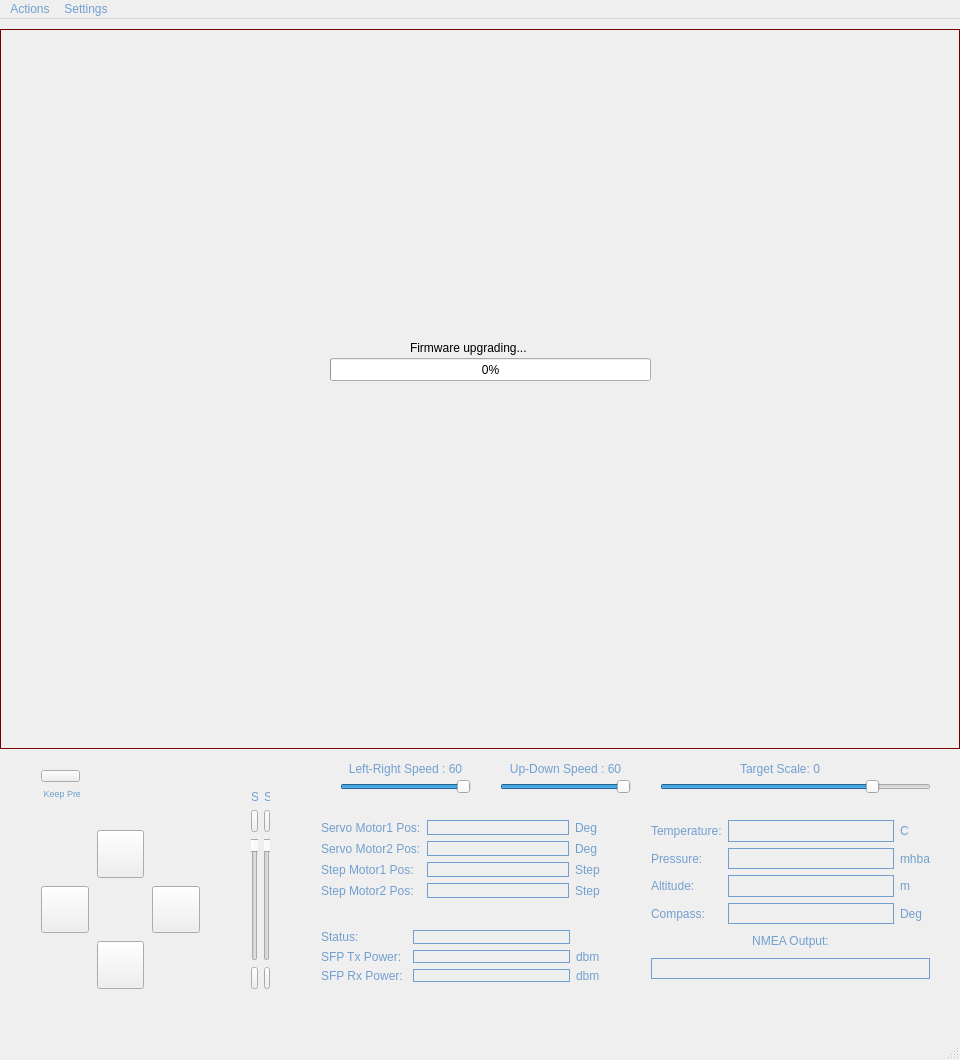
First picture: the form in RemoteApptics/mainwindow.ui, repository electronicengine/OKATEM_PRIVATE, before the edit.
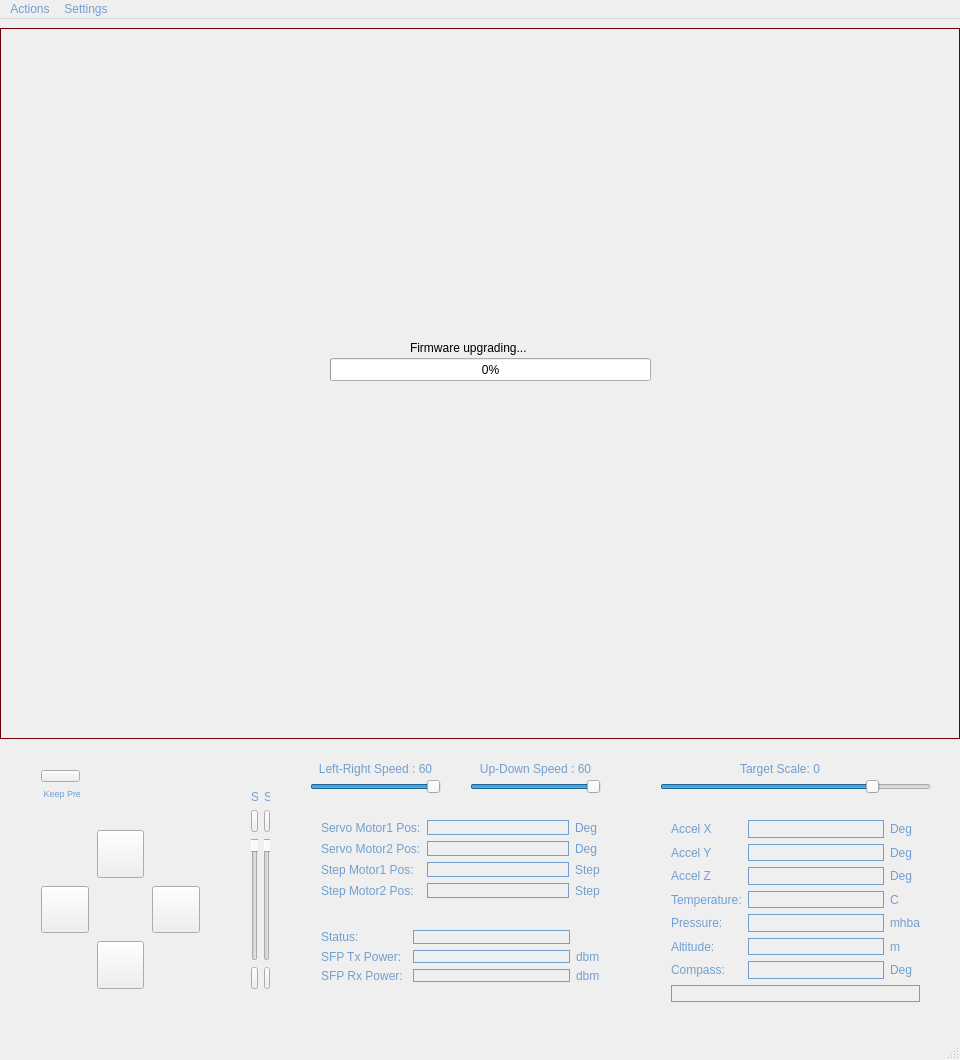
Second picture: the form after the edit. Icons and pictures are not drawn.

The edit to the form file:
```diff
--- a/RemoteApptics/mainwindow.ui
+++ b/RemoteApptics/mainwindow.ui
@@ -30,9 +30,9 @@
     <property name="geometry">
      <rect>
       <x>0</x>
-      <y>10</y>
+      <y>9</y>
       <width>960</width>
-      <height>720</height>
+      <height>711</height>
      </rect>
     </property>
     <property name="mouseTracking">
@@ -298,26 +298,32 @@
    <widget class="QWidget" name="gridLayoutWidget_3">
     <property name="geometry">
      <rect>
-      <x>640</x>
+      <x>660</x>
       <y>790</y>
-      <width>301</width>
-      <height>181</height>
+      <width>271</width>
+      <height>204</height>
      </rect>
     </property>
     <layout class="QGridLayout" name="sensor_layout">
-     <item row="3" column="0">
-      <widget class="QLabel" name="label_12">
+     <item row="0" column="0">
+      <widget class="QLabel" name="label_26">
+       <property name="sizePolicy">
+        <sizepolicy hsizetype="Fixed" vsizetype="Preferred">
+         <horstretch>0</horstretch>
+         <verstretch>0</verstretch>
+        </sizepolicy>
+       </property>
        <property name="styleSheet">
         <string notr="true">color: rgb(114, 159, 207);
 background-color: transparent;
 </string>
        </property>
        <property name="text">
-        <string>Compass:</string>
+        <string>Accel X</string>
        </property>
       </widget>
      </item>
-     <item row="1" column="1">
+     <item row="4" column="1">
       <widget class="QLabel" name="pressure_label">
        <property name="autoFillBackground">
         <bool>false</bool>
@@ -341,7 +347,53 @@
        </property>
       </widget>
      </item>
-     <item row="1" column="2">
+     <item row="6" column="2">
+      <widget class="QLabel" name="label_24">
+       <property name="styleSheet">
+        <string notr="true">color: rgb(114, 159, 207);
+background-color: transparent;
+</string>
+       </property>
+       <property name="text">
+        <string>Deg</string>
+       </property>
+      </widget>
+     </item>
+     <item row="7" column="0" colspan="3">
+      <widget class="QLabel" name="nmea_label">
+       <property name="autoFillBackground">
+        <bool>false</bool>
+       </property>
+       <property name="styleSheet">
+        <string notr="true">color: rgb(114, 159, 207);</string>
+       </property>
+       <property name="frameShape">
+        <enum>QFrame::Panel</enum>
+       </property>
+       <property name="frameShadow">
+        <enum>QFrame::Plain</enum>
+       </property>
+       <property name="text">
+        <string/>
+       </property>
+       <property name="alignment">
+        <set>Qt::AlignCenter</set>
+       </property>
+      </widget>
+     </item>
+     <item row="4" column="0">
+      <widget class="QLabel" name="label_10">
+       <property name="styleSheet">
+        <string notr="true">color: rgb(114, 159, 207);
+background-color: transparent;
+</string>
+       </property>
+       <property name="text">
+        <string>Pressure:</string>
+       </property>
+      </widget>
+     </item>
+     <item row="4" column="2">
       <widget class="QLabel" name="label_22">
        <property name="styleSheet">
         <string notr="true">color: rgb(114, 159, 207);
@@ -353,39 +405,8 @@
        </property>
       </widget>
      </item>
-     <item row="4" column="0" colspan="3">
-      <widget class="QLabel" name="label_17">
-       <property name="acceptDrops">
-        <bool>false</bool>
-       </property>
-       <property name="layoutDirection">
-        <enum>Qt::LeftToRight</enum>
-       </property>
-       <property name="styleSheet">
-        <string notr="true">color: rgb(114, 159, 207);</string>
-       </property>
-       <property name="text">
-        <string>NMEA Output:</string>
-       </property>
-       <property name="alignment">
-        <set>Qt::AlignCenter</set>
-       </property>
-      </widget>
-     </item>
-     <item row="2" column="0">
-      <widget class="QLabel" name="label_11">
-       <property name="styleSheet">
-        <string notr="true">color: rgb(114, 159, 207);
-background-color: transparent;
-</string>
-       </property>
-       <property name="text">
-        <string>Altitude:</string>
-       </property>
-      </widget>
-     </item>
-     <item row="0" column="2">
-      <widget class="QLabel" name="label_21">
+     <item row="1" column="0">
+      <widget class="QLabel" name="label_29">
        <property name="sizePolicy">
         <sizepolicy hsizetype="Fixed" vsizetype="Preferred">
          <horstretch>0</horstretch>
@@ -398,12 +419,36 @@
 </string>
        </property>
        <property name="text">
-        <string>C</string>
+        <string>Accel Y</string>
        </property>
       </widget>
      </item>
-     <item row="3" column="1">
-      <widget class="QLabel" name="compass_label">
+     <item row="2" column="1">
+      <widget class="QLabel" name="accel_z_label">
+       <property name="autoFillBackground">
+        <bool>false</bool>
+       </property>
+       <property name="styleSheet">
+        <string notr="true">color: rgb(114, 159, 207);
+background-color: transparent;
+</string>
+       </property>
+       <property name="frameShape">
+        <enum>QFrame::Panel</enum>
+       </property>
+       <property name="frameShadow">
+        <enum>QFrame::Plain</enum>
+       </property>
+       <property name="text">
+        <string/>
+       </property>
+       <property name="alignment">
+        <set>Qt::AlignCenter</set>
+       </property>
+      </widget>
+     </item>
+     <item row="1" column="1">
+      <widget class="QLabel" name="accel_y_label">
        <property name="autoFillBackground">
         <bool>false</bool>
        </property>
@@ -427,6 +472,42 @@
       </widget>
      </item>
      <item row="2" column="2">
+      <widget class="QLabel" name="label_31">
+       <property name="styleSheet">
+        <string notr="true">color: rgb(114, 159, 207);
+background-color: transparent;
+</string>
+       </property>
+       <property name="text">
+        <string>Deg</string>
+       </property>
+      </widget>
+     </item>
+     <item row="0" column="1">
+      <widget class="QLabel" name="accel_x_label">
+       <property name="autoFillBackground">
+        <bool>false</bool>
+       </property>
+       <property name="styleSheet">
+        <string notr="true">color: rgb(114, 159, 207);
+background-color: transparent;
+</string>
+       </property>
+       <property name="frameShape">
+        <enum>QFrame::Panel</enum>
+       </property>
+       <property name="frameShadow">
+        <enum>QFrame::Plain</enum>
+       </property>
+       <property name="text">
+        <string/>
+       </property>
+       <property name="alignment">
+        <set>Qt::AlignCenter</set>
+       </property>
+      </widget>
+     </item>
+     <item row="5" column="2">
       <widget class="QLabel" name="label_23">
        <property name="styleSheet">
         <string notr="true">color: rgb(114, 159, 207);
@@ -438,7 +519,85 @@
        </property>
       </widget>
      </item>
-     <item row="0" column="0">
+     <item row="5" column="1">
+      <widget class="QLabel" name="altitude_label">
+       <property name="autoFillBackground">
+        <bool>false</bool>
+       </property>
+       <property name="styleSheet">
+        <string notr="true">color: rgb(114, 159, 207);
+background-color: transparent;
+</string>
+       </property>
+       <property name="frameShape">
+        <enum>QFrame::Panel</enum>
+       </property>
+       <property name="frameShadow">
+        <enum>QFrame::Plain</enum>
+       </property>
+       <property name="text">
+        <string/>
+       </property>
+       <property name="alignment">
+        <set>Qt::AlignCenter</set>
+       </property>
+      </widget>
+     </item>
+     <item row="2" column="0">
+      <widget class="QLabel" name="label_30">
+       <property name="sizePolicy">
+        <sizepolicy hsizetype="Fixed" vsizetype="Preferred">
+         <horstretch>0</horstretch>
+         <verstretch>0</verstretch>
+        </sizepolicy>
+       </property>
+       <property name="styleSheet">
+        <string notr="true">color: rgb(114, 159, 207);
+background-color: transparent;
+</string>
+       </property>
+       <property name="text">
+        <string>Accel Z</string>
+       </property>
+      </widget>
+     </item>
+     <item row="1" column="2">
+      <widget class="QLabel" name="label_28">
+       <property name="styleSheet">
+        <string notr="true">color: rgb(114, 159, 207);
+background-color: transparent;
+</string>
+       </property>
+       <property name="text">
+        <string>Deg</string>
+       </property>
+      </widget>
+     </item>
+     <item row="3" column="1">
+      <widget class="QLabel" name="temperature_label">
+       <property name="autoFillBackground">
+        <bool>false</bool>
+       </property>
+       <property name="styleSheet">
+        <string notr="true">color: rgb(114, 159, 207);
+background-color: transparent;
+</string>
+       </property>
+       <property name="frameShape">
+        <enum>QFrame::Panel</enum>
+       </property>
+       <property name="frameShadow">
+        <enum>QFrame::Plain</enum>
+       </property>
+       <property name="text">
+        <string/>
+       </property>
+       <property name="alignment">
+        <set>Qt::AlignCenter</set>
+       </property>
+      </widget>
+     </item>
+     <item row="3" column="0">
       <widget class="QLabel" name="label_9">
        <property name="sizePolicy">
         <sizepolicy hsizetype="Fixed" vsizetype="Preferred">
@@ -456,13 +615,15 @@
        </property>
       </widget>
      </item>
-     <item row="5" column="0" colspan="3">
-      <widget class="QLabel" name="nmea_label">
+     <item row="6" column="1">
+      <widget class="QLabel" name="compass_label">
        <property name="autoFillBackground">
         <bool>false</bool>
        </property>
        <property name="styleSheet">
-        <string notr="true">color: rgb(114, 159, 207);</string>
+        <string notr="true">color: rgb(114, 159, 207);
+background-color: transparent;
+</string>
        </property>
        <property name="frameShape">
         <enum>QFrame::Panel</enum>
@@ -478,8 +639,8 @@
        </property>
       </widget>
      </item>
-     <item row="3" column="2">
-      <widget class="QLabel" name="label_24">
+     <item row="0" column="2">
+      <widget class="QLabel" name="label_27">
        <property name="styleSheet">
         <string notr="true">color: rgb(114, 159, 207);
 background-color: transparent;
@@ -490,63 +651,45 @@
        </property>
       </widget>
      </item>
-     <item row="0" column="1">
-      <widget class="QLabel" name="temperature_label">
-       <property name="autoFillBackground">
-        <bool>false</bool>
-       </property>
+     <item row="5" column="0">
+      <widget class="QLabel" name="label_11">
        <property name="styleSheet">
         <string notr="true">color: rgb(114, 159, 207);
 background-color: transparent;
 </string>
        </property>
-       <property name="frameShape">
-        <enum>QFrame::Panel</enum>
-       </property>
-       <property name="frameShadow">
-        <enum>QFrame::Plain</enum>
-       </property>
        <property name="text">
-        <string/>
+        <string>Altitude:</string>
        </property>
-       <property name="alignment">
-        <set>Qt::AlignCenter</set>
-       </property>
       </widget>
      </item>
-     <item row="2" column="1">
-      <widget class="QLabel" name="altitude_label">
-       <property name="autoFillBackground">
-        <bool>false</bool>
-       </property>
+     <item row="6" column="0">
+      <widget class="QLabel" name="label_12">
        <property name="styleSheet">
         <string notr="true">color: rgb(114, 159, 207);
 background-color: transparent;
 </string>
        </property>
-       <property name="frameShape">
-        <enum>QFrame::Panel</enum>
-       </property>
-       <property name="frameShadow">
-        <enum>QFrame::Plain</enum>
-       </property>
        <property name="text">
-        <string/>
+        <string>Compass:</string>
        </property>
-       <property name="alignment">
-        <set>Qt::AlignCenter</set>
-       </property>
       </widget>
      </item>
-     <item row="1" column="0">
-      <widget class="QLabel" name="label_10">
+     <item row="3" column="2">
+      <widget class="QLabel" name="label_21">
+       <property name="sizePolicy">
+        <sizepolicy hsizetype="Fixed" vsizetype="Preferred">
+         <horstretch>0</horstretch>
+         <verstretch>0</verstretch>
+        </sizepolicy>
+       </property>
        <property name="styleSheet">
         <string notr="true">color: rgb(114, 159, 207);
 background-color: transparent;
 </string>
        </property>
        <property name="text">
-        <string>Pressure:</string>
+        <string>C</string>
        </property>
       </widget>
      </item>
@@ -749,7 +892,7 @@
    <widget class="QSlider" name="step1_speed_slider">
     <property name="geometry">
      <rect>
-      <x>500</x>
+      <x>470</x>
       <y>760</y>
       <width>131</width>
       <height>16</height>
@@ -774,7 +917,7 @@
    <widget class="QLabel" name="step2_speed_label">
     <property name="geometry">
      <rect>
-      <x>330</x>
+      <x>300</x>
       <y>740</y>
       <width>151</width>
       <height>19</height>
@@ -1198,7 +1341,7 @@
    <widget class="QSlider" name="step2_speed_slider">
     <property name="geometry">
      <rect>
-      <x>340</x>
+      <x>310</x>
       <y>760</y>
       <width>131</width>
       <height>16</height>
@@ -1223,7 +1366,7 @@
    <widget class="QLabel" name="step1_speed_label">
     <property name="geometry">
      <rect>
-      <x>490</x>
+      <x>460</x>
       <y>740</y>
       <width>151</width>
       <height>19</height>
```
Left out of the diff: 46 changed lines with no effect on the pictures.
